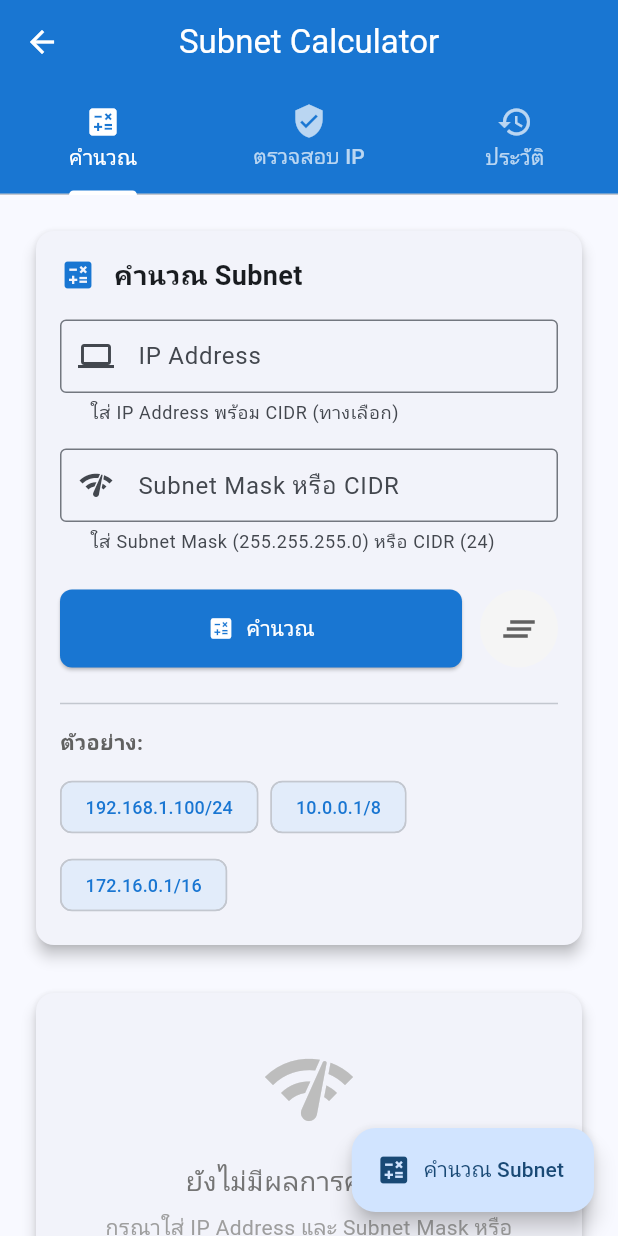
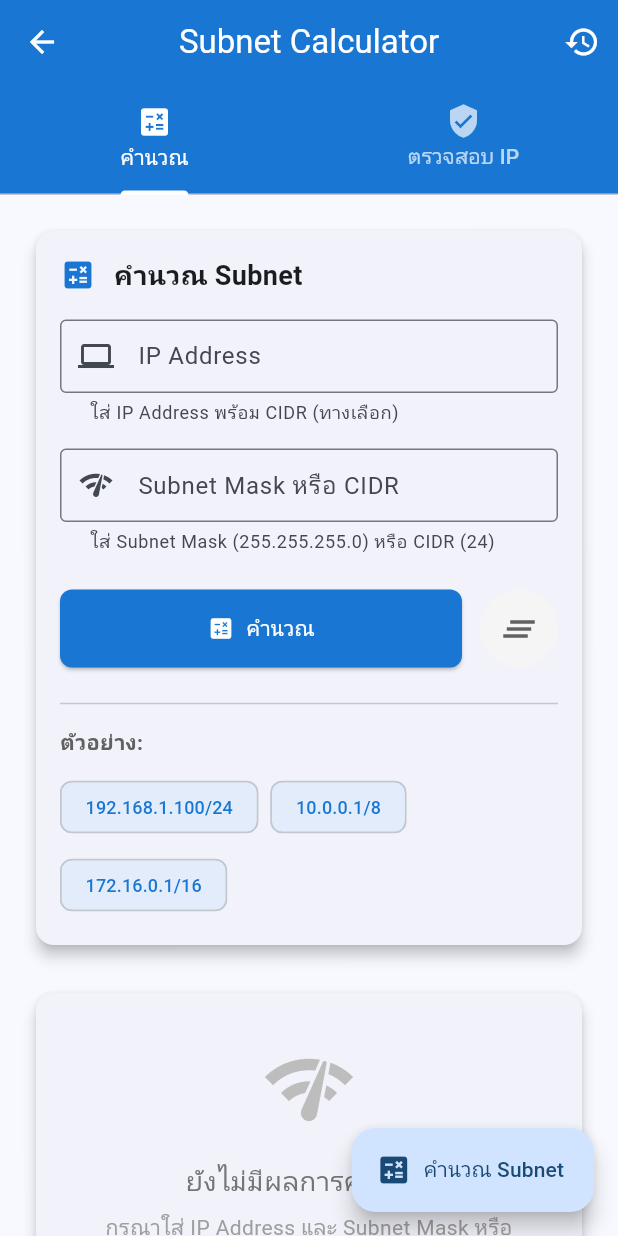
Before and after one commit to totowolf2/vibe-everyday-helper, a Flutter app: the SubnetCalculatorScreen screen opened by its route, on a phone screen of 412 x 824 dp. Run offline on Flutter 3.47's test engine with Material 3 defaults, Android fonts, the phone set to English and light mode, and no system bars; our stand-ins replace decimal, introduction_screen, math_expressions, shared_preferences; accounts and stored records are empty.

Commit message:
feat: new history page

```diff
--- a/everyday_helper_app/lib/features/subnet_calculator/presentation/pages/subnet_calculator_screen.dart
+++ b/everyday_helper_app/lib/features/subnet_calculator/presentation/pages/subnet_calculator_screen.dart
@@ -5,7 +5,7 @@ import '../view_models/subnet_calculator_view_model.dart';
 import '../widgets/subnet_input_form.dart';
 import '../widgets/subnet_result_display.dart';
 import '../widgets/ip_validation_form.dart';
-import '../widgets/calculation_history_list.dart';
+import 'calculation_history_page.dart';
 
 class SubnetCalculatorScreen extends StatefulWidget {
   const SubnetCalculatorScreen({super.key});
@@ -22,7 +22,7 @@ class _SubnetCalculatorScreenState extends State<SubnetCalculatorScreen>
   @override
   void initState() {
     super.initState();
-    _tabController = TabController(length: 3, vsync: this);
+    _tabController = TabController(length: 2, vsync: this);
 
     // Listen to tab controller changes (including swipes)
     _tabController.addListener(_onTabChange);
@@ -52,10 +52,34 @@ class _SubnetCalculatorScreenState extends State<SubnetCalculatorScreen>
           // Store reference to ViewModel for tab change listener
           _viewModel = viewModel;
 
+          // Update TabController when ViewModel tab changes
+          WidgetsBinding.instance.addPostFrameCallback((_) {
+            final targetIndex = viewModel.currentTab.index;
+            if (_tabController.index != targetIndex) {
+              _tabController.animateTo(targetIndex);
+            }
+          });
+
           return Scaffold(
             appBar: AppBar(
               title: const Text('Subnet Calculator'),
               centerTitle: true,
+              actions: [
+                IconButton(
+                  icon: const Icon(Icons.history),
+                  tooltip: 'ประวัติการคำนวณ', // 'Calculation History' in Thai
+                  onPressed: () {
+                    Navigator.push(
+                      context,
+                      MaterialPageRoute(
+                        builder: (context) => CalculationHistoryPage(
+                          viewModel: viewModel,
+                        ),
+                      ),
+                    );
+                  },
+                ),
+              ],
               bottom: TabBar(
                 controller: _tabController,
                 labelColor: Colors.white,
@@ -69,10 +93,6 @@ class _SubnetCalculatorScreenState extends State<SubnetCalculatorScreen>
                   Tab(
                     icon: Icon(Icons.verified_user),
                     text: 'ตรวจสอบ IP', // 'Validate IP' in Thai
-                  ),
-                  Tab(
-                    icon: Icon(Icons.history),
-                    text: 'ประวัติ', // 'History' in Thai
                   ),
                 ],
               ),
@@ -103,7 +123,6 @@ class _SubnetCalculatorScreenState extends State<SubnetCalculatorScreen>
                   children: [
                     _buildCalculationTab(),
                     _buildValidationTab(),
-                    _buildHistoryTab(),
                   ],
                 );
               },
@@ -174,19 +193,7 @@ class _SubnetCalculatorScreenState extends State<SubnetCalculatorScreen>
                     );
 
                   case SubnetCalculatorTab.history:
-                    if (viewModel.hasHistory) {
-                      return FloatingActionButton.extended(
-                        onPressed: () =>
-                            _showClearHistoryDialog(context, viewModel),
-                        icon: const Icon(Icons.delete_sweep),
-                        label: const Text(
-                          'ล้างประวัติ',
-                        ), // 'Clear History' in Thai
-                        backgroundColor: Colors.red[600],
-                      );
-                    } else {
-                      return const SizedBox.shrink();
-                    }
+                    return const SizedBox.shrink();
                 }
               },
             ),
@@ -222,47 +229,4 @@ class _SubnetCalculatorScreenState extends State<SubnetCalculatorScreen>
     );
   }
 
-  Widget _buildHistoryTab() {
-    return const Padding(
-      padding: EdgeInsets.all(AppConstants.defaultPadding),
-      child: CalculationHistoryList(),
-    );
-  }
-
-  void _showClearHistoryDialog(
-    BuildContext context,
-    SubnetCalculatorViewModel viewModel,
-  ) {
-    showDialog(
-      context: context,
-      builder: (context) => AlertDialog(
-        title: const Text('ล้างประวัติทั้งหมด'), // 'Clear All History' in Thai
-        content: const Text(
-          'คุณต้องการล้างประวัติการคำนวณทั้งหมดหรือไม่?\n\nการดำเนินการนี้ไม่สามารถยกเลิกได้', // 'Do you want to clear all calculation history? This action cannot be undone' in Thai
-        ),
-        actions: [
-          TextButton(
-            onPressed: () => Navigator.of(context).pop(),
-            child: const Text('ยกเลิก'), // 'Cancel' in Thai
-          ),
-          TextButton(
-            onPressed: () {
-              viewModel.clearHistory();
-              Navigator.of(context).pop();
-              ScaffoldMessenger.of(context).showSnackBar(
-                const SnackBar(
-                  content: Text(
-                    'ล้างประวัติทั้งหมดแล้ว',
-                  ), // 'All history cleared' in Thai
-                  duration: Duration(seconds: 2),
-                ),
-              );
-            },
-            style: TextButton.styleFrom(foregroundColor: Colors.red),
-            child: const Text('ล้างทั้งหมด'), // 'Clear All' in Thai
-          ),
-        ],
-      ),
-    );
-  }
 }
--- a/everyday_helper_app/lib/features/subnet_calculator/presentation/widgets/calculation_history_list.dart
+++ b/everyday_helper_app/lib/features/subnet_calculator/presentation/widgets/calculation_history_list.dart
@@ -284,11 +284,17 @@ class CalculationHistoryList extends StatelessWidget {
           ],
         ),
         onTap: () {
+          // Use the history data and navigate to appropriate tab
           if (entry.type == SubnetCalculationType.subnetCalculation) {
             viewModel.useHistoryCalculation(entry);
+            viewModel.switchTab(SubnetCalculatorTab.calculation);
           } else {
             viewModel.useHistoryValidation(entry);
+            viewModel.switchTab(SubnetCalculatorTab.validation);
           }
+
+          // Navigate back to subnet calculator screen (pop only the history page)
+          Navigator.of(context).pop();
         },
       ),
     );
```
Also changed, not shown: everyday_helper_app/lib/features/subnet_calculator/presentation/pages/calculation_history_page.dart (added, +80 -0 lines).
